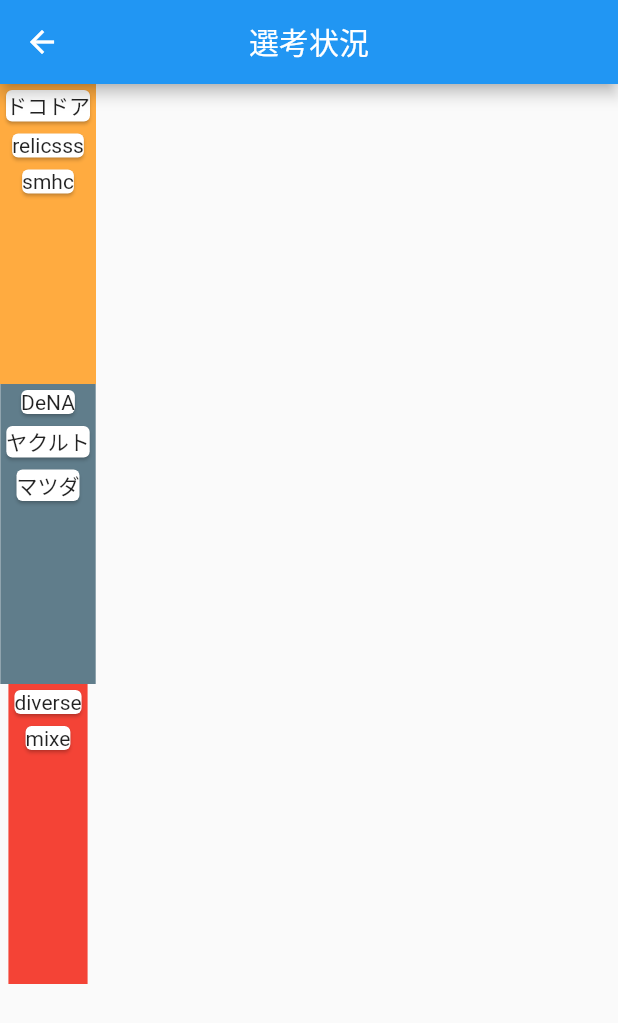
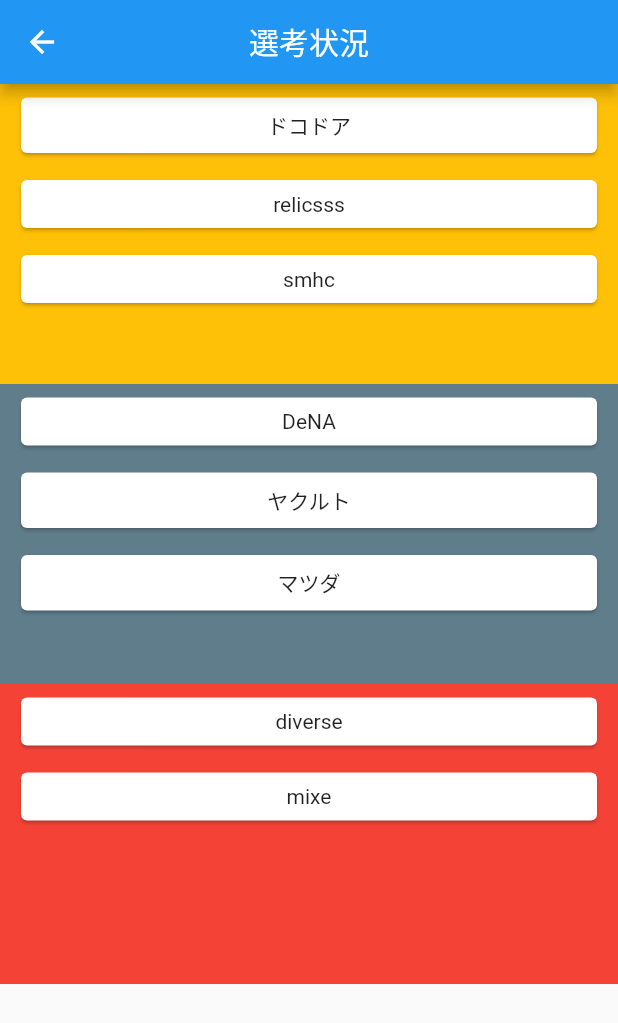
Before and after one commit to shokiogawa/progress-job-hunting, a Flutter app: the StateProgressInCompanyPage screen opened directly, on a phone screen of 412 x 824 dp. Shown: the top 1023 px of the screen. Run offline on Flutter 3.47's test engine with Material 2 defaults, Android fonts, the phone set to English and light mode, and no system bars; our stand-ins replace cloud_firestore, firebase_auth, firebase_core, flutter_hooks, freezed_annotation, hooks_riverpod and 1 more; accounts and stored records are empty; generated files the repository leaves out were written again.

Commit message:
add: コンポーネント化

```diff
--- /dev/null
+++ b/lib/view/component/draggable_widget.dart
@@ -0,0 +1,78 @@
+import 'package:flutter/material.dart';
+
+class DraggableWidget extends StatelessWidget {
+  final String name;
+
+  DraggableWidget(this.name);
+
+  @override
+  Widget build(BuildContext context) {
+    return Draggable(
+        data: name,
+        onDragCompleted: () {
+          print("Targetにきた" + name);
+        },
+        child: Padding(
+          padding: const EdgeInsets.symmetric(horizontal: 10, vertical: 5),
+          child: Card(
+            child: Padding(
+              padding: const EdgeInsets.all(8.0),
+              child: Text(
+                name,
+                textAlign: TextAlign.center,
+              ),
+            ),
+          ),
+        ),
+        childWhenDragging: Padding(
+          padding: const EdgeInsets.symmetric(horizontal: 10, vertical: 5),
+          child: Card(
+            child: Padding(
+              padding: const EdgeInsets.all(8.0),
+              child: Text(
+                name,
+                textAlign: TextAlign.center,
+                style: TextStyle(color: Colors.grey),
+              ),
+            ),
+          ),
+        ),
+        feedback: Container(
+          width: 350,
+          child: Card(
+            child: Padding(
+              padding: const EdgeInsets.all(8.0),
+              child: Text(
+                name,
+                textAlign: TextAlign.center,
+                style: TextStyle(color: Colors.grey),
+              ),
+            ),
+          ),
+        ),);
+  }
+}
+
+class DragTargetWidget extends StatelessWidget {
+  final List<Widget> draggableList;
+  final Color color;
+
+  DragTargetWidget(this.draggableList, this.color);
+
+  @override
+  Widget build(BuildContext context) {
+    return DragTarget(
+      builder: (context, accepted, rejected) {
+        return Container(
+          child: Column(
+            crossAxisAlignment: CrossAxisAlignment.stretch,
+            children: [...draggableList],
+          ),
+          height: 200,
+          color: color,
+        );
+      },
+      onAccept: (value) {},
+    );
+  }
+}
--- a/lib/view/page/state_progress_in_company_page.dart
+++ b/lib/view/page/state_progress_in_company_page.dart
@@ -1,4 +1,5 @@
 import 'package:flutter/material.dart';
+import 'package:progress_job_hunting_app/view/component/draggable_widget.dart';
 
 class StateProgressInCompanyPage extends StatefulWidget {
   @override
@@ -14,37 +15,12 @@ class _StateProgressInCompanyPageState
 
   @override
   Widget build(BuildContext context) {
-    List<Widget> draggableList1 = lists1
-        .map((name) => Draggable(
-            data: name,
-            onDragCompleted: () {
-              print("Targetにきた" + name);
-            },
-            child: Card(
-              child: Text(name),
-            ),
-            childWhenDragging: Card(
-              child: Text(
-                name,
-                style: TextStyle(color: Colors.grey),
-              ),
-            ),
-            feedback: Card(child: Text(name))))
-        .toList();
-    List<Widget> draggableList2 = list2
-        .map((name) => Draggable(
-            child: Card(
-              child: Text(name),
-            ),
-            feedback: Card(child: Text(name))))
-        .toList();
-    List<Widget> draggableList3 = list3
-        .map((name) => Draggable(
-            child: Card(
-              child: Text(name),
-            ),
-            feedback: Card(child: Text(name))))
-        .toList();
+    List<Widget> draggableList1 =
+        lists1.map((name) => DraggableWidget(name)).toList();
+    List<Widget> draggableList2 =
+        list2.map((name) => DraggableWidget(name)).toList();
+    List<Widget> draggableList3 =
+        list3.map((name) => DraggableWidget((name))).toList();
     return Scaffold(
       appBar: AppBar(
         title: Text("選考状況"),
@@ -52,39 +28,11 @@ class _StateProgressInCompanyPageState
       ),
       body: SingleChildScrollView(
         child: Column(
+          crossAxisAlignment: CrossAxisAlignment.stretch,
           children: [
-            Container(
-              height: 200,
-              color: Colors.orangeAccent,
-              child: Column(
-                children: [...draggableList1],
-              ),
-            ),
-            DragTarget(
-              builder: (context, accepted, rejected) {
-                return Container(
-                  child: Column(
-                    children: [...draggableList2],
-                  ),
-                  height: 200,
-                  color: Colors.blueGrey,
-                );
-              },
-              onAccept: (value) {
-                setState(() {
-                  // lists1.removeAt(0);
-                  // list2.add(value);
-                });
-                print(lists1.length.toString());
-              },
-            ),
-            Container(
-              child: Column(
-                children: [...draggableList3],
-              ),
-              height: 200,
-              color: Colors.red,
-            ),
+            DragTargetWidget(draggableList1, Colors.amber),
+            DragTargetWidget(draggableList2, Colors.blueGrey),
+            DragTargetWidget(draggableList3, Colors.red)
           ],
         ),
       ),
```
